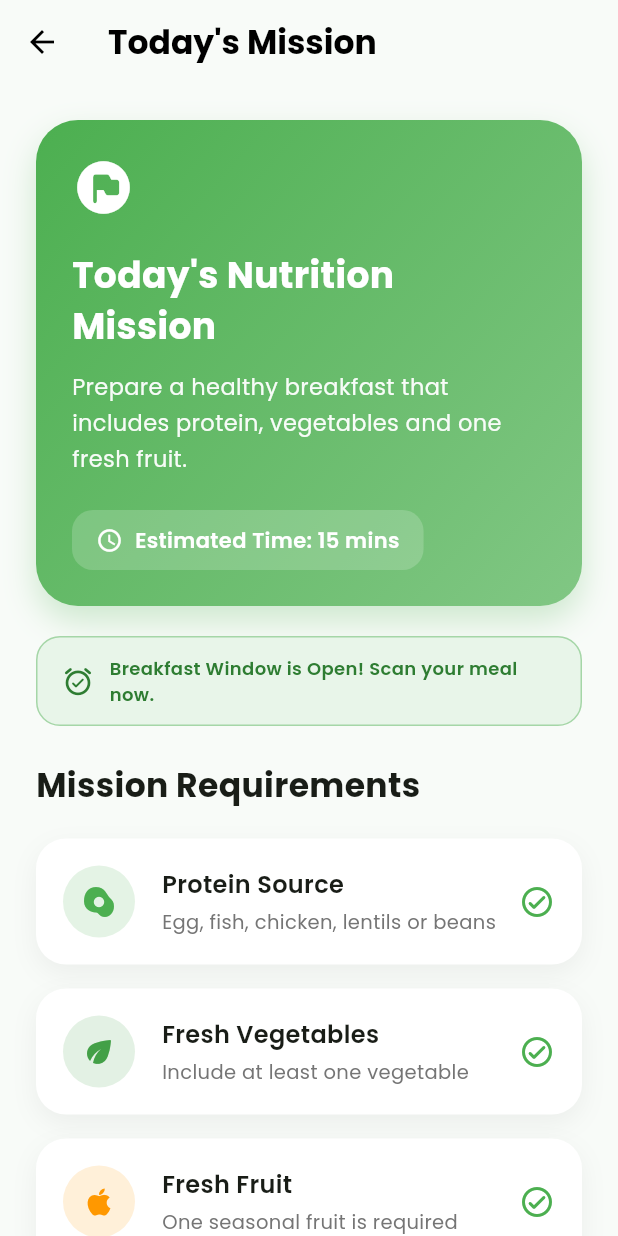
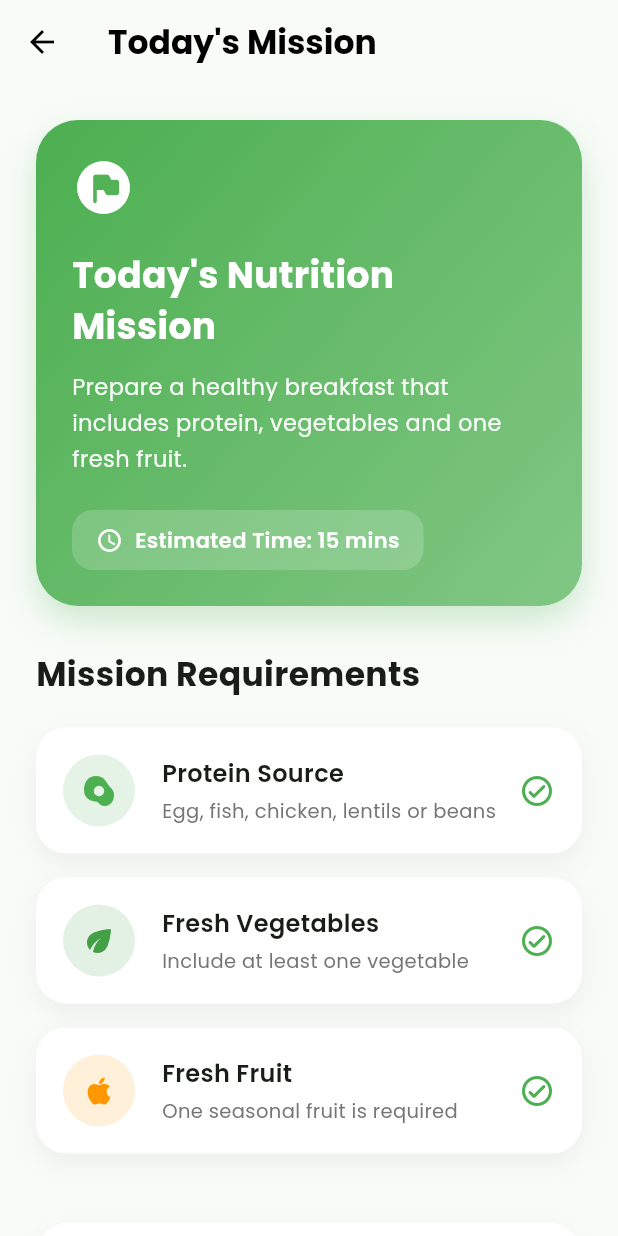
Before and after one commit to SakibEmon/Nutrigo, a Flutter app: the DailyTaskScreen screen opened directly with empty values, on a phone screen of 412 x 824 dp. Run offline on Flutter 3.47's test engine with Material 3 defaults, Android fonts, the phone set to English and light mode, and no system bars; our stand-ins replace cloud_firestore, firebase_auth, firebase_core, flutter_local_notifications, flutter_riverpod, google_fonts and 3 more; accounts and stored records are empty.

Commit message:
update: added new features

```diff
--- a/lib/features/tasks/daily_task_screen.dart
+++ b/lib/features/tasks/daily_task_screen.dart
@@ -5,7 +5,6 @@ import 'package:google_fonts/google_fonts.dart';
 import 'package:image_picker/image_picker.dart';
 
 import '../../services/course_service.dart';
-import '../../services/daily_meal_plan_service.dart';
 import '../courses/course_model.dart';
 import '../quiz/quiz_screen.dart';
 import 'meal_preview_screen.dart';
@@ -40,63 +39,13 @@ class _DailyTaskScreenState extends State<DailyTaskScreen> {
   final ImagePicker _picker = ImagePicker();
 
   // ============================================================
-  // TIME-BASED MEAL WINDOW & LOCK LOGIC
+  // TODAY'S ASSIGNED MEAL (Course & Day Specific)
   // ============================================================
-  // Breakfast: 7:00 AM - 11:00 AM (7 to 11)
-  // Lunch: 12:00 PM - 3:00 PM (12 to 15)
-  // Dinner: 8:00 PM - 10:00 PM (20 to 22)
 
-  String get _currentMealType {
-    final now = DateTime.now();
-    final hour = now.hour;
-
-    if (hour >= 7 && hour < 11) {
-      return "Breakfast";
-    } else if (hour >= 12 && hour < 15) {
-      return "Lunch";
-    } else if (hour >= 20 && hour < 22) {
-      return "Dinner";
-    }
-    return "Locked";
-  }
-
-  bool get _isMealWindowOpen => _currentMealType != "Locked";
-
-  String get _lockMessage {
-    final now = DateTime.now();
-    final hour = now.hour;
-
-    if (hour < 7) {
-      return "Breakfast opens at 7:00 AM (7 AM - 11 AM)";
-    } else if (hour >= 11 && hour < 12) {
-      return "Lunch opens at 12:00 PM (12 PM - 3 PM)";
-    } else if (hour >= 15 && hour < 20) {
-      return "Dinner opens at 8:00 PM (8 PM - 10 PM)";
-    } else {
-      return "All meal windows closed for today. Breakfast opens tomorrow at 7:00 AM";
-    }
-  }
-
-  // ============================================================
-  // TODAY'S ASSIGNED MEAL
-  // ============================================================
   String get _targetMeal {
-    final mealType = _currentMealType;
-
-    // যদি মিল উইন্ডো ওপেন থাকে, তবে DailyMealPlanService থেকে মেনু নেবে
-    if (mealType == "Breakfast") {
-      return DailyMealPlanService.getTodayBreakfast();
-    } else if (mealType == "Lunch") {
-      return DailyMealPlanService.getTodayLunch();
-    } else if (mealType == "Dinner") {
-      return DailyMealPlanService.getTodayDinner();
-    }
-
-    // উইন্ডো বন্ধ থাকলে কোর্সের ডিফল্ট খাবার দেখাবে
-    return _getDefaultCourseMeal();
-  }
-
-  String _getDefaultCourseMeal() {
+    // ------------------------------------------------------------
+    // 1. HEALTHY EATING BASICS (nutrition101)
+    // ------------------------------------------------------------
     if (widget.courseId == "nutrition101") {
       switch (widget.dayNumber) {
         case 1:
@@ -124,6 +73,9 @@ class _DailyTaskScreenState extends State<DailyTaskScreen> {
       }
     }
 
+    // ------------------------------------------------------------
+    // 2. PROTEIN & BODY GROWTH (protein)
+    // ------------------------------------------------------------
     if (widget.courseId == "protein") {
       switch (widget.dayNumber) {
         case 1:
@@ -151,6 +103,9 @@ class _DailyTaskScreenState extends State<DailyTaskScreen> {
       }
     }
 
+    // ------------------------------------------------------------
+    // 3. VITAMINS & MINERALS (vitamins)
+    // ------------------------------------------------------------
     if (widget.courseId == "vitamins") {
       switch (widget.dayNumber) {
         case 1:
@@ -178,6 +133,9 @@ class _DailyTaskScreenState extends State<DailyTaskScreen> {
       }
     }
 
+    // ------------------------------------------------------------
+    // 4. SMART MEAL PLANNING (meal)
+    // ------------------------------------------------------------
     if (widget.courseId == "meal") {
       switch (widget.dayNumber) {
         case 1:
@@ -205,19 +163,10 @@ class _DailyTaskScreenState extends State<DailyTaskScreen> {
   }
 
   // ============================================================
-  // SCAN MEAL (WITH TIME WINDOW VALIDATION)
+  // SCAN MEAL (ANYTIME UNLOCKED)
   // ============================================================
+
   Future<void> _scanMeal() async {
-    if (!_isMealWindowOpen) {
-      ScaffoldMessenger.of(context).showSnackBar(
-        SnackBar(
-          content: Text(_lockMessage, style: GoogleFonts.poppins()),
-          backgroundColor: Colors.orange.shade800,
-        ),
-      );
-      return;
-    }
-
     try {
       final XFile? pickedFile = await _picker.pickImage(
         source: ImageSource.camera,
@@ -248,7 +197,7 @@ class _DailyTaskScreenState extends State<DailyTaskScreen> {
         ScaffoldMessenger.of(context).showSnackBar(
           SnackBar(
             content: Text(
-              "$_currentMealType verified successfully! (≥75% verified) ✅",
+              "Today's meal matched successfully! (≥75% verified) ✅",
               style: GoogleFonts.poppins(),
             ),
             backgroundColor: const Color(0xff4CAF50),
@@ -288,6 +237,7 @@ class _DailyTaskScreenState extends State<DailyTaskScreen> {
   // ============================================================
   // START QUIZ
   // ============================================================
+
   Future<void> _startQuiz() async {
     if (!_mealScanned) {
       ScaffoldMessenger.of(context).showSnackBar(
@@ -333,6 +283,7 @@ class _DailyTaskScreenState extends State<DailyTaskScreen> {
   // ============================================================
   // COMPLETE LESSON
   // ============================================================
+
   Future<void> completeLesson() async {
     if (_completing) return;
 
@@ -408,11 +359,9 @@ class _DailyTaskScreenState extends State<DailyTaskScreen> {
   // ============================================================
   // BUILD
   // ============================================================
+
   @override
   Widget build(BuildContext context) {
-    final isWindowOpen = _isMealWindowOpen;
-    final activeMealType = _currentMealType;
-
     return Scaffold(
       backgroundColor: const Color(0xffF8FBF8),
       appBar: AppBar(
@@ -430,56 +379,9 @@ class _DailyTaskScreenState extends State<DailyTaskScreen> {
           crossAxisAlignment: CrossAxisAlignment.start,
           children: [
             const TaskHeader(),
-            const SizedBox(height: 20),
-
-            // TIME WINDOW STATUS BANNER
-            Container(
-              width: double.infinity,
-              padding: const EdgeInsets.symmetric(horizontal: 16, vertical: 12),
-              decoration: BoxDecoration(
-                color: isWindowOpen
-                    ? const Color(0xffE8F5E9)
-                    : Colors.orange.shade50,
-                borderRadius: BorderRadius.circular(16),
-                border: Border.all(
-                  color: isWindowOpen
-                      ? const Color(0xffA5D6A7)
-                      : Colors.orange.shade200,
-                ),
-              ),
-              child: Row(
-                children: [
-                  Icon(
-                    isWindowOpen
-                        ? Icons.alarm_on_rounded
-                        : Icons.lock_clock_rounded,
-                    color: isWindowOpen
-                        ? const Color(0xff2E7D32)
-                        : Colors.orange.shade900,
-                    size: 22,
-                  ),
-                  const SizedBox(width: 10),
-                  Expanded(
-                    child: Text(
-                      isWindowOpen
-                          ? "$activeMealType Window is Open! Scan your meal now."
-                          : _lockMessage,
-                      style: GoogleFonts.poppins(
-                        fontSize: 12,
-                        fontWeight: FontWeight.w600,
-                        color: isWindowOpen
-                            ? const Color(0xff2E7D32)
-                            : Colors.orange.shade900,
-                      ),
-                    ),
-                  ),
-                ],
-              ),
-            ),
-            const SizedBox(height: 24),
-
+            const SizedBox(height: 30),
             const TaskRequirement(),
-            const SizedBox(height: 24),
+            const SizedBox(height: 30),
 
             // TODAY'S ASSIGNED MEAL
             Container(
@@ -504,17 +406,13 @@ class _DailyTaskScreenState extends State<DailyTaskScreen> {
                       Container(
                         width: 48,
                         height: 48,
-                        decoration: BoxDecoration(
-                          color: isWindowOpen
-                              ? const Color(0xffE8F5E9)
-                              : Colors.grey.shade100,
+                        decoration: const BoxDecoration(
+                          color: Color(0xffE8F5E9),
                           shape: BoxShape.circle,
                         ),
-                        child: Icon(
+                        child: const Icon(
                           Icons.restaurant_menu,
-                          color: isWindowOpen
-                              ? const Color(0xff4CAF50)
-                              : Colors.grey,
+                          color: Color(0xff4CAF50),
                         ),
                       ),
                       const SizedBox(width: 14),
@@ -523,9 +421,7 @@ class _DailyTaskScreenState extends State<DailyTaskScreen> {
                           crossAxisAlignment: CrossAxisAlignment.start,
                           children: [
                             Text(
-                              isWindowOpen
-                                  ? "Current Meal ($activeMealType)"
-                                  : "Today's Meal (Locked)",
+                              "Today's Meal",
                               style: GoogleFonts.poppins(
                                 fontSize: 13,
                                 color: Colors.grey,
@@ -537,9 +433,6 @@ class _DailyTaskScreenState extends State<DailyTaskScreen> {
                               style: GoogleFonts.poppins(
                                 fontSize: 17,
                                 fontWeight: FontWeight.bold,
-                                color: isWindowOpen
-                                    ? Colors.black87
-                                    : Colors.grey.shade600,
                               ),
                             ),
                           ],
@@ -549,9 +442,7 @@ class _DailyTaskScreenState extends State<DailyTaskScreen> {
                   ),
                   const SizedBox(height: 14),
                   Text(
-                    isWindowOpen
-                        ? "Prepare this meal and take a clear photo for AI verification."
-                        : "Camera unlocks during meal windows: Breakfast (7-11 AM), Lunch (12-3 PM), Dinner (8-10 PM).",
+                    "Prepare this meal and take a clear photo for AI verification.",
                     style: GoogleFonts.poppins(
                       fontSize: 13,
                       color: Colors.grey.shade600,
@@ -562,22 +453,18 @@ class _DailyTaskScreenState extends State<DailyTaskScreen> {
               ),
             ),
 
-            const SizedBox(height: 28),
+            const SizedBox(height: 30),
 
-            // MEAL SCANNER CARD
+            // MEAL SCANNER
             Container(
               width: double.infinity,
               padding: const EdgeInsets.all(24),
               decoration: BoxDecoration(
-                color: isWindowOpen
-                    ? const Color(0xff4CAF50)
-                    : Colors.grey.shade400,
+                color: const Color(0xff4CAF50),
                 borderRadius: BorderRadius.circular(28),
                 boxShadow: [
                   BoxShadow(
-                    color:
-                        (isWindowOpen ? const Color(0xff4CAF50) : Colors.grey)
-                            .withOpacity(.25),
+                    color: const Color(0xff4CAF50).withOpacity(.25),
                     blurRadius: 20,
                     offset: const Offset(0, 10),
                   ),
@@ -595,9 +482,7 @@ class _DailyTaskScreenState extends State<DailyTaskScreen> {
                     child: Icon(
                       _mealScanned
                           ? Icons.check_circle_rounded
-                          : (isWindowOpen
-                                ? Icons.camera_alt_rounded
-                                : Icons.lock_rounded),
+                          : Icons.camera_alt_rounded,
                       size: 48,
                       color: Colors.white,
                     ),
@@ -606,9 +491,7 @@ class _DailyTaskScreenState extends State<DailyTaskScreen> {
                   Text(
                     _mealScanned
                         ? "Meal Verified Successfully"
-                        : (isWindowOpen
-                              ? "Scan Your $activeMealType"
-                              : "Scanner Locked"),
+                        : "Scan Your Meal",
                     textAlign: TextAlign.center,
                     style: GoogleFonts.poppins(
                       color: Colors.white,
@@ -619,15 +502,12 @@ class _DailyTaskScreenState extends State<DailyTaskScreen> {
                   const SizedBox(height: 10),
                   Text(
                     _mealScanned
-                        ? "Your meal matched the assigned meal (≥75%)."
-                        : (isWindowOpen
-                              ? "Take a photo of your $activeMealType and let AI verify it."
-                              : _lockMessage),
+                        ? "Your meal matched today's assigned meal (≥75%)."
+                        : "Take a photo of your prepared meal and let AI verify it.",
                     textAlign: TextAlign.center,
                     style: GoogleFonts.poppins(
                       color: Colors.white.withOpacity(.95),
                       height: 1.5,
-                      fontSize: 13,
                     ),
                   ),
                   const SizedBox(height: 26),
@@ -635,16 +515,12 @@ class _DailyTaskScreenState extends State<DailyTaskScreen> {
                     width: double.infinity,
                     height: 56,
                     child: ElevatedButton.icon(
-                      onPressed: isWindowOpen ? _scanMeal : null,
+                      onPressed: _scanMeal,
                       icon: Icon(
-                        _mealScanned
-                            ? Icons.refresh
-                            : (isWindowOpen ? Icons.camera_alt : Icons.lock),
+                        _mealScanned ? Icons.refresh : Icons.camera_alt,
                       ),
                       label: Text(
-                        _mealScanned
-                            ? "Scan Again"
-                            : (isWindowOpen ? "Open Camera" : "Window Locked"),
+                        _mealScanned ? "Scan Again" : "Open Camera",
                         style: GoogleFonts.poppins(
                           fontWeight: FontWeight.w600,
                           fontSize: 16,
@@ -652,11 +528,7 @@ class _DailyTaskScreenState extends State<DailyTaskScreen> {
                       ),
                       style: ElevatedButton.styleFrom(
                         backgroundColor: Colors.white,
-                        disabledBackgroundColor: Colors.white70,
-                        foregroundColor: isWindowOpen
-                            ? const Color(0xff4CAF50)
-                            : Colors.grey.shade700,
-                        disabledForegroundColor: Colors.grey.shade700,
+                        foregroundColor: const Color(0xff4CAF50),
                         elevation: 0,
                         shape: RoundedRectangleBorder(
                           borderRadius: BorderRadius.circular(18),
@@ -670,7 +542,7 @@ class _DailyTaskScreenState extends State<DailyTaskScreen> {
 
             const SizedBox(height: 30),
 
-            // QUIZ CARD
+            // QUIZ
             Container(
               width: double.infinity,
               padding: const EdgeInsets.all(20),
--- a/lib/services/mission_service.dart
+++ b/lib/services/mission_service.dart
@@ -76,13 +76,18 @@ class MissionService {
     await prefs.setString(_key(dateKey), jsonEncode(updated.toJson()));
   }
 
+  /// মিল ভ্যালিডেশন টাইম উইন্ডো চেক
   static bool isWithinTimeWindow(String mealType) {
     final hour = DateTime.now().hour;
+
     if (mealType.toLowerCase() == 'breakfast') {
-      return hour >= 7 && hour < 10;
+      // সকাল ৭:০০ AM থেকে ১১:০০ AM
+      return hour >= 7 && hour < 11;
     } else if (mealType.toLowerCase() == 'lunch') {
-      return hour >= 13 && hour < 15;
+      // দুপুর ১২:০০ PM থেকে ৩:০০ PM
+      return hour >= 12 && hour < 15;
     } else if (mealType.toLowerCase() == 'dinner') {
+      // রাত ৮:০০ PM থেকে ১০:০০ PM
       return hour >= 20 && hour < 22;
     }
     return false;
```
